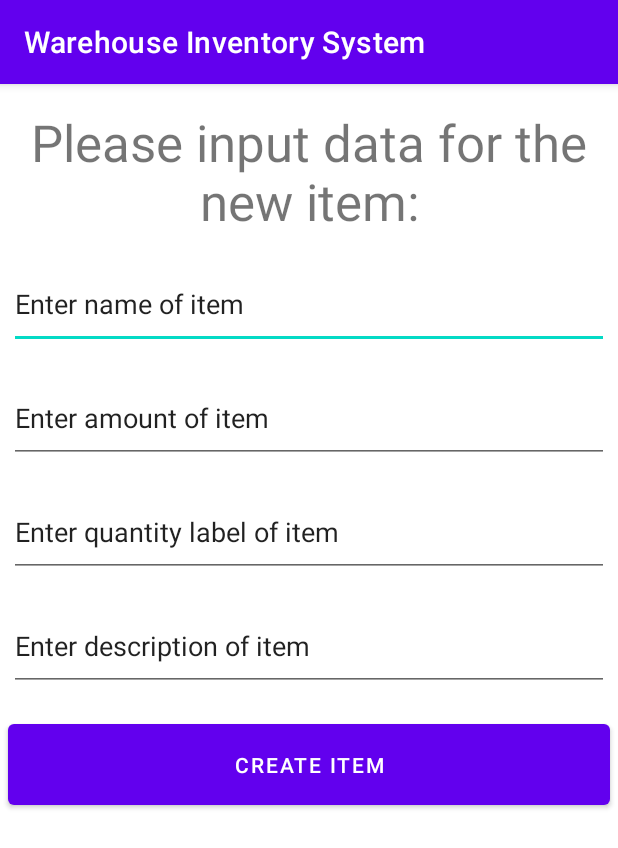
After one commit to kamarabbas99/WareHouse-Inventory-app, an Android app: the ItemAddActivity screen opened directly, with no data from a screen before it, on a phone screen of 412 x 824 dp. The commit adds this screen. Shown: the top 848 px of the screen. Run offline under Robolectric (Android 15) with nearby library versions, the phone set to English and light mode, and no system bars.

Commit message:
Created activity to add new items to inventory and connected it to the main activity

```diff
--- a/app/src/main/AndroidManifest.xml
+++ b/app/src/main/AndroidManifest.xml
@@ -10,12 +10,17 @@
         android:supportsRtl="true"
         android:theme="@style/Theme.WarehouseInventorySystem">
         <activity
+            android:name=".ItemAddActivity"
+            android:exported="false" />
+        <activity
             android:name="presentation.StockViewActivity"
             android:exported="false"
-            android:parentActivityName="presentation.MainActivity"/>
+            android:parentActivityName="presentation.MainActivity" />
+
         <meta-data
             android:name="android.support.PARENT_ACTIVITY"
-            android:value="presentation.MainActivity"/>
+            android:value="presentation.MainActivity" />
+
         <activity
             android:name="presentation.MainActivity"
             android:exported="true">
--- /dev/null
+++ b/app/src/main/java/com/example/warehouseinventorysystem/ItemAddActivity.java
@@ -0,0 +1,30 @@
+package com.example.warehouseinventorysystem;
+
+import androidx.appcompat.app.AppCompatActivity;
+
+import android.os.Bundle;
+import android.view.View;
+import android.widget.EditText;
+
+
+//This class allows a user to add a brand new item to the system
+//User inputs Name, amount, quantity label, and description into EditText fields
+//User can then hit an add button and the fields are taken into the system and passed to the logic layer to be added to the database
+public class ItemAddActivity extends AppCompatActivity {
+
+    @Override
+    protected void onCreate(Bundle savedInstanceState) {
+        super.onCreate(savedInstanceState);
+        setContentView(R.layout.activity_item_add);
+    }
+
+    //Accessed upon the Create Item button being tapped
+    //Assigns local labels to each of the EditText fields, then gets the text from them and creates a new item
+    public void createItem(View view){
+        EditText name = (EditText) findViewById(R.id.inputName);
+        EditText amount = (EditText) findViewById(R.id.inputAmount);
+        EditText qtyLabel = (EditText) findViewById(R.id.inputQty);
+        EditText description = (EditText) findViewById(R.id.inputDescription);
+
+    }
+}
--- a/app/src/main/java/presentation/MainActivity.java
+++ b/app/src/main/java/presentation/MainActivity.java
@@ -6,6 +6,7 @@ import android.content.Intent;
 import android.os.Bundle;
 import android.view.View;
 
+import com.example.warehouseinventorysystem.ItemAddActivity;
 import com.example.warehouseinventorysystem.R;
 
 //Main Activity:
@@ -26,4 +27,9 @@ public class MainActivity extends AppCompatActivity {
         Intent stockView = new Intent(this, StockViewActivity.class);
         startActivity(stockView);
     }
+
+    public void addItemSwitch(View view) {
+        Intent addView = new Intent(this, ItemAddActivity.class);
+        startActivity(addView);
+    }
 }
--- /dev/null
+++ b/app/src/main/res/layout/activity_item_add.xml
@@ -0,0 +1,89 @@
+<?xml version="1.0" encoding="utf-8"?>
+<androidx.constraintlayout.widget.ConstraintLayout xmlns:android="http://schemas.android.com/apk/res/android"
+    xmlns:app="http://schemas.android.com/apk/res-auto"
+    xmlns:tools="http://schemas.android.com/tools"
+    android:layout_width="match_parent"
+    android:layout_height="match_parent"
+    tools:context=".ItemAddActivity">
+
+    <TextView
+        android:id="@+id/addItemText"
+        android:layout_width="wrap_content"
+        android:layout_height="wrap_content"
+        android:layout_marginTop="16dp"
+        android:text="@string/addItemMsg"
+        android:textAlignment="center"
+        android:textSize="34sp"
+        tools:ignore="LabelFor"
+        app:layout_constraintEnd_toEndOf="parent"
+        app:layout_constraintStart_toStartOf="parent"
+        app:layout_constraintTop_toTopOf="parent" />
+
+    <EditText
+        android:id="@+id/inputName"
+        android:layout_width="400dp"
+        android:layout_height="60dp"
+        android:layout_marginTop="16dp"
+        android:ems="10"
+        android:inputType="textPersonName"
+        android:text="@string/nameText"
+        tools:ignore="LabelFor"
+        app:layout_constraintEnd_toEndOf="parent"
+        app:layout_constraintStart_toStartOf="parent"
+        app:layout_constraintTop_toBottomOf="@+id/addItemText"
+        android:importantForAutofill="no" />
+
+    <EditText
+        android:id="@+id/inputAmount"
+        android:layout_width="400dp"
+        android:layout_height="60dp"
+        android:layout_marginTop="16dp"
+        android:ems="10"
+        android:inputType="textPersonName"
+        android:text="@string/amountText"
+        tools:ignore="LabelFor"
+        app:layout_constraintEnd_toEndOf="parent"
+        app:layout_constraintStart_toStartOf="parent"
+        app:layout_constraintTop_toBottomOf="@+id/inputName"
+        android:importantForAutofill="no" />
+
+    <EditText
+        android:id="@+id/inputQty"
+        android:layout_width="400dp"
+        android:layout_height="60dp"
+        android:layout_marginTop="16dp"
+        android:ems="10"
+        android:inputType="textPersonName"
+        android:text="@string/qtyText"
+        tools:ignore="LabelFor"
+        app:layout_constraintEnd_toEndOf="parent"
+        app:layout_constraintStart_toStartOf="parent"
+        app:layout_constraintTop_toBottomOf="@+id/inputAmount"
+        android:importantForAutofill="no" />
+
+    <EditText
+        android:id="@+id/inputDescription"
+        android:layout_width="400dp"
+        android:layout_height="60dp"
+        android:layout_marginTop="16dp"
+        android:ems="10"
+        android:inputType="textPersonName"
+        android:text="@string/descriptionText"
+        tools:ignore="LabelFor"
+        app:layout_constraintEnd_toEndOf="parent"
+        app:layout_constraintStart_toStartOf="parent"
+        app:layout_constraintTop_toBottomOf="@+id/inputQty"
+        android:importantForAutofill="no" />
+
+    <Button
+        android:id="@+id/itemCreate"
+        android:layout_width="401dp"
+        android:layout_height="66dp"
+        android:layout_marginTop="16dp"
+        android:onClick="createItem"
+        android:text="@string/itemCreateButton"
+        app:layout_constraintEnd_toEndOf="parent"
+        app:layout_constraintStart_toStartOf="parent"
+        app:layout_constraintTop_toBottomOf="@+id/inputDescription" />
+
+</androidx.constraintlayout.widget.ConstraintLayout>
--- a/app/src/main/res/layout/activity_main.xml
+++ b/app/src/main/res/layout/activity_main.xml
@@ -34,4 +34,19 @@
         app:layout_constraintStart_toStartOf="parent"
         app:layout_constraintTop_toBottomOf="@+id/WelcomeText" />
 
+    <Button
+        android:id="@+id/AddItemButton"
+        android:layout_width="0dp"
+        android:layout_height="94dp"
+        android:layout_marginStart="32dp"
+        android:layout_marginTop="16dp"
+        android:layout_marginEnd="32dp"
+        android:onClick="addItemSwitch"
+        android:text="@string/addItemView_button"
+        android:textSize="20sp"
+        app:layout_constraintEnd_toEndOf="parent"
+        app:layout_constraintHorizontal_bias="0.0"
+        app:layout_constraintStart_toStartOf="parent"
+        app:layout_constraintTop_toBottomOf="@+id/ItemViewButton" />
+
 </androidx.constraintlayout.widget.ConstraintLayout>
--- a/app/src/main/res/values/strings.xml
+++ b/app/src/main/res/values/strings.xml
@@ -2,6 +2,13 @@
     <string name="app_name">Warehouse Inventory System</string>
     <string name="welcome_text">Welcome to the Warehouse Inventory System (WIT)</string>
     <string name="itemView_button">View Stock</string>
+    <string name="addItemView_button">Add New Items</string>
     <string name="stock_welcome_text">Here is your current stock</string>
     <string name="itemPageButton"><![CDATA[>]]></string>
+    <string name="addItemMsg">Please input data for the new item:</string>
+    <string name="descriptionText">Enter description of item</string>
+    <string name="amountText">Enter amount of item</string>
+    <string name="qtyText">Enter quantity label of item</string>
+    <string name="nameText">Enter name of item</string>
+    <string name="itemCreateButton">Create Item</string>
 </resources>
```
